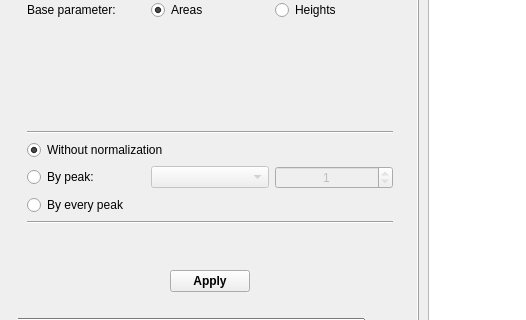
This is pic/libssa.ui in kstenio/libssa as Qt 5 draws it before an edit; both pictures show x 0 to 526 and y 247 to 567 of the 1216 by 684 pixel window. The edited form follows.
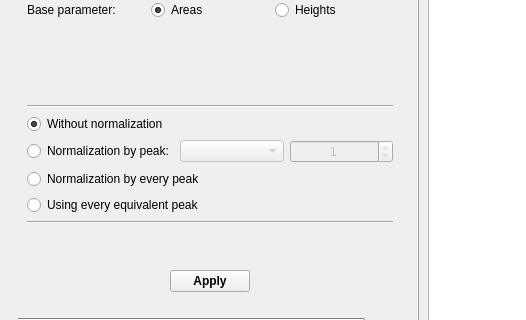
This is the edited form. The open tabs and pages were chosen to show the change. Icons and pictures are not drawn. Custom widgets are drawn as their Qt base class.

What changed in the file:
```diff
--- a/pic/libssa.ui
+++ b/pic/libssa.ui
@@ -1046,7 +1046,7 @@
                <item>
                 <widget class="QRadioButton" name="p4rB4">
                  <property name="text">
-                  <string>By peak:</string>
+                  <string>Normalization by peak:</string>
                  </property>
                  <attribute name="buttonGroup">
                   <string notr="true">p4bG2</string>
@@ -1081,7 +1081,17 @@
              <item>
               <widget class="QRadioButton" name="p4rB5">
                <property name="text">
-                <string>By every peak</string>
+                <string>Normalization by every peak</string>
+               </property>
+               <attribute name="buttonGroup">
+                <string notr="true">p4bG2</string>
+               </attribute>
+              </widget>
+             </item>
+             <item>
+              <widget class="QRadioButton" name="p4rB6">
+               <property name="text">
+                <string>Using every equivalent peak</string>
                </property>
                <attribute name="buttonGroup">
                 <string notr="true">p4bG2</string>
```
Left out of the diff: 10 changed lines with no effect on the pictures.
